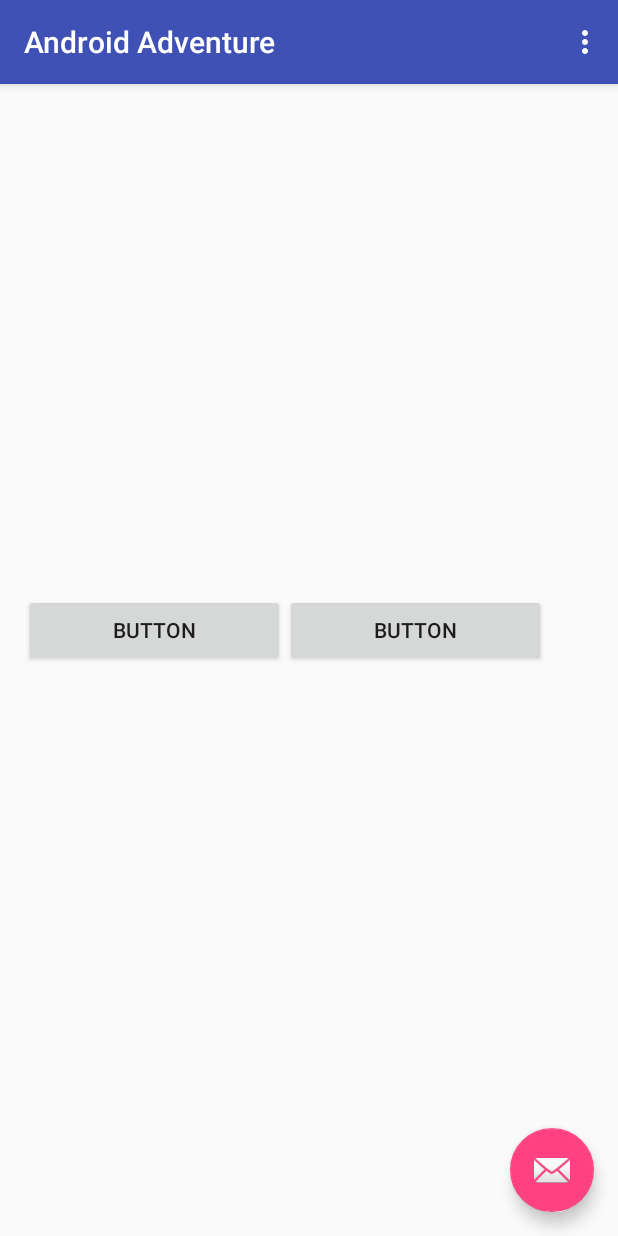
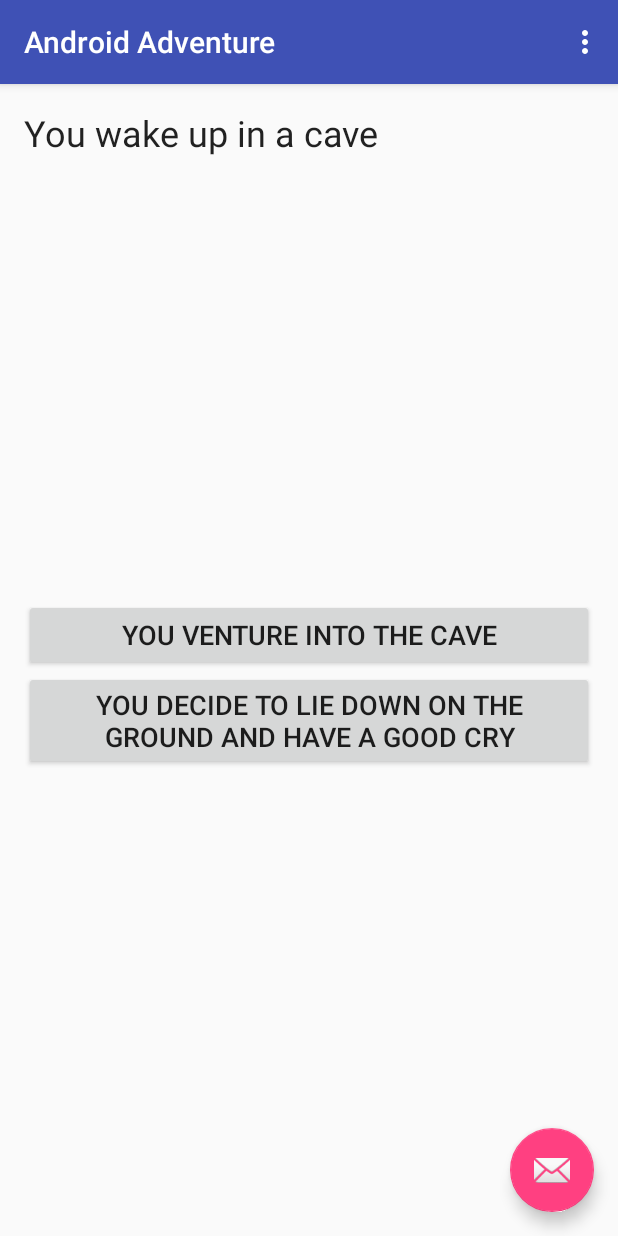
Before and after one commit to AetherUnbound/AndroidAdventure, an Android app: the screen it shows after launch (MainActivity), on a phone screen of 412 x 824 dp. Run offline under Robolectric (Android 15) with nearby library versions, the phone set to English and light mode, and no system bars.

Commit message:
Traversing through the tree now works inside the main fragment. Ending and riddle functionality still needs to be implemented.

```diff
--- a/app/src/main/java/com/example/liet_kynes/androidadventure/Adventure.java
+++ b/app/src/main/java/com/example/liet_kynes/androidadventure/Adventure.java
@@ -6,6 +6,8 @@ package com.example.liet_kynes.androidadventure;
 
 import android.content.Context;
 import android.util.Log;
+import android.widget.Button;
+import android.widget.TextView;
 
 import javax.xml.parsers.*;
 import org.w3c.dom.*;
@@ -21,13 +23,38 @@ public class Adventure {
     }
 
     //Struct declaration of TreeNode
-    private class TreeNode {
+    protected class TreeNode {
         private String text;
         private String choice1;
         private String choice2;
         private Ending end = Ending.NOEND;
 
         public boolean isEnding() {return end == Ending.NOEND ? false : true;};
+
+        public String getChoice1() {
+            return choice1;
+        }
+        public void setChoice1(String choice1) {
+            this.choice1 = choice1;
+        }
+        public String getChoice2() {
+            return choice2;
+        }
+        public void setChoice2(String choice2) {
+            this.choice2 = choice2;
+        }
+        public Ending getEnd() {
+            return end;
+        }
+        public void setEnd(Ending end) {
+            this.end = end;
+        }
+        public String getText() {
+            return text;
+        }
+        public void setText(String text) {
+            this.text = text;
+        }
     }
 
     //Class declaration of Tree structure
@@ -63,27 +90,27 @@ public class Adventure {
 
         private Tree buildBranch(Element rootNode) throws RuntimeException {
             Tree tree = new Tree();
-            tree.data.text = rootNode.getAttribute("text");
+            tree.data.setText(rootNode.getAttribute("text"));
             Element child1 = getFirstChildElement(rootNode);
             if(child1.getNodeName().equals("choice1")) {
                 //choice 1 of two choices, extract text
-                tree.data.choice1 = child1.getAttribute("text");
+                tree.data.setChoice1(child1.getAttribute("text"));
                 //then build branch from child node of choice 1
                 tree.leftChild = buildBranch(getFirstChildElement(child1));
                 Element child2 = getLastChildElement(rootNode);
                 if(!child2.getNodeName().equals("choice2")) {
                     throw new RuntimeException("Choice 2 not found when expected"); //sanity check
                 }
-                tree.data.choice2 = child2.getAttribute("text");
+                tree.data.setChoice2(child2.getAttribute("text"));
                 tree.rightChild = buildBranch(getFirstChildElement(child2));
             }
             else if(child1.getNodeName().equals("ending")) {
                 String outcome = child1.getAttribute("outcome");
                 if(outcome.equals("failure")) {
-                    tree.data.end = Ending.FAILURE;
+                    tree.data.setEnd(Ending.FAILURE);
                 }
                 else if (outcome.equals("victory")) {
-                    tree.data.end = Ending.VICTORY;
+                    tree.data.setEnd(Ending.VICTORY);
                 }
                 else {
                     throw new RuntimeException("Unexpected outcome of ending");
@@ -119,9 +146,28 @@ public class Adventure {
         }
     }
 
+    //Class properties
+    private Tree adventureTree; //Tree of whole adventure
+    private Tree playerTree;    //Subtree of player's location
 
-    public void buildAdventure(Context context) throws ParserConfigurationException, SAXException, IOException, RuntimeException{
-        Tree adventure = new Tree();
-        adventure.buildTree(context);
+
+    public void buildAdventure(Context context, TextView storyTV, Button c1Button, Button c2Button)
+            throws ParserConfigurationException, SAXException, IOException, RuntimeException{
+        adventureTree = new Tree().buildTree(context);
+        playerTree = adventureTree;
+        this.setNewLocation("root", storyTV, c1Button, c2Button);
+    }
+
+    public void setNewLocation(String choice, TextView storyTV, Button c1Button, Button c2Button) {
+        if (choice.equals("choice1")) {
+            playerTree = playerTree.leftChild;
+        }
+        else if (choice.equals("choice2")) {
+            playerTree = playerTree.rightChild;
+        }
+        //else the node is the root
+        storyTV.setText(playerTree.data.getText());
+        c1Button.setText(playerTree.data.getChoice1());
+        c2Button.setText(playerTree.data.getChoice2());
     }
 }
--- a/app/src/main/java/com/example/liet_kynes/androidadventure/MainActivity.java
+++ b/app/src/main/java/com/example/liet_kynes/androidadventure/MainActivity.java
@@ -35,13 +35,7 @@ public class MainActivity extends AppCompatActivity {
         });
 
 
-        Adventure adventure = new Adventure();
-        try {
-            adventure.buildAdventure(this.getApplicationContext());
-        }
-        catch (Exception e) {
-            Log.d("debug", e.getMessage());
-        }
+
     }
 
     @Override
@@ -61,7 +55,7 @@ public class MainActivity extends AppCompatActivity {
         //noinspection SimplifiableIfStatement
         if (id == R.id.action_settings) {
             //Skeleton code for intents
-            Intent i = new Intent(this, SettingsActivity.class);
+            //Intent i = new Intent(this, SettingsActivity.class);
 
 
             return true;
--- a/app/src/main/java/com/example/liet_kynes/androidadventure/MainActivityFragment.java
+++ b/app/src/main/java/com/example/liet_kynes/androidadventure/MainActivityFragment.java
@@ -24,9 +24,32 @@ public class MainActivityFragment extends Fragment {
         View view = inflater.inflate(R.layout.fragment_main, container, false); //It breaks if we don't have View view = in here
 
         //Items for main fragment
-        TextView storyTextView = (TextView) view.findViewById(R.id.storyTextView);
-        Button choiceOneButton = (Button) view.findViewById(R.id.choiceOneButton);
-        Button choiceTwoButton = (Button) view.findViewById(R.id.choiceTwoButton);
+        final TextView storyTextView = (TextView) view.findViewById(R.id.storyTextView);
+        final Button choiceOneButton = (Button) view.findViewById(R.id.choiceOneButton);
+        final Button choiceTwoButton = (Button) view.findViewById(R.id.choiceTwoButton);
+
+        final Adventure adventure = new Adventure();
+        try {
+            adventure.buildAdventure(getActivity().getApplicationContext(), storyTextView, choiceOneButton, choiceTwoButton);
+        }
+        catch (Exception e) {
+            Log.d("debug", e.getMessage());
+        }
+
+        choiceOneButton.setOnClickListener(new View.OnClickListener() {
+            @Override
+            public void onClick(View v) {
+                adventure.setNewLocation("choice1", storyTextView, choiceOneButton, choiceTwoButton);
+            }
+        });
+
+        choiceTwoButton.setOnClickListener(new View.OnClickListener() {
+            @Override
+            public void onClick(View v) {
+                adventure.setNewLocation("choice2", storyTextView, choiceOneButton, choiceTwoButton);
+            }
+        });
+
 
     //Added this for skeleton code
     return view;
--- a/app/src/main/res/layout/fragment_main.xml
+++ b/app/src/main/res/layout/fragment_main.xml
@@ -14,30 +14,37 @@
 
     <ScrollView
         android:layout_width="match_parent"
-        android:layout_height="324dp"
+        android:layout_height="wrap_content"
         android:fillViewport="true">
 
         <TextView
             android:layout_width="match_parent"
             android:layout_height="match_parent"
-            android:id="@+id/storyTextView" />
+            android:id="@+id/storyTextView"
+            android:textAppearance="@style/TextAppearance.AppCompat"
+            android:textSize="24sp" />
 
 
     </ScrollView>
 
     <LinearLayout
         android:layout_width="match_parent"
-        android:layout_height="200dp">
+        android:layout_height="match_parent"
+        android:orientation="vertical"
+        android:layout_gravity="center"
+        android:gravity="center">
         <Button
             android:text="Button"
-            android:layout_width="174dp"
+            android:layout_width="match_parent"
             android:layout_height="wrap_content"
-            android:id="@+id/choiceOneButton" />
+            android:id="@+id/choiceOneButton"
+            android:textSize="18sp" />
 
         <Button
             android:text="Button"
-            android:layout_width="174dp"
+            android:layout_width="match_parent"
             android:layout_height="wrap_content"
-            android:id="@+id/choiceTwoButton" />
+            android:id="@+id/choiceTwoButton"
+            android:textSize="18sp" />
     </LinearLayout>
 </LinearLayout>
```
